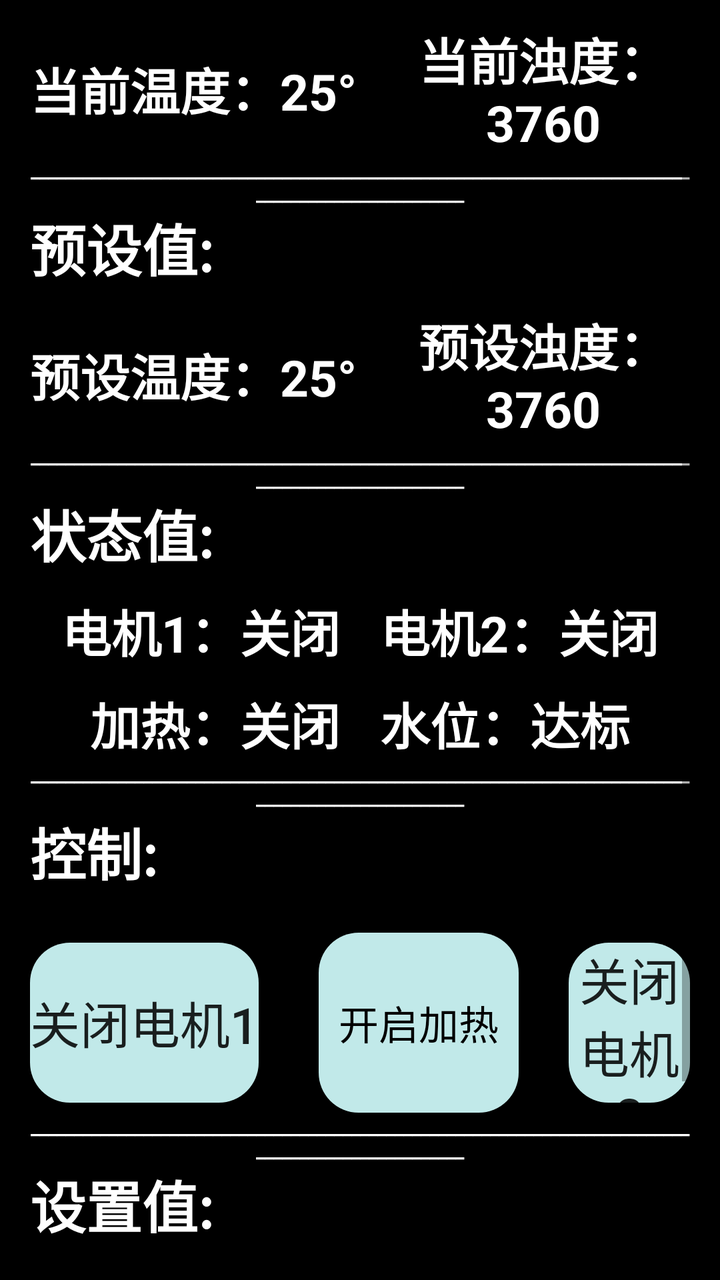
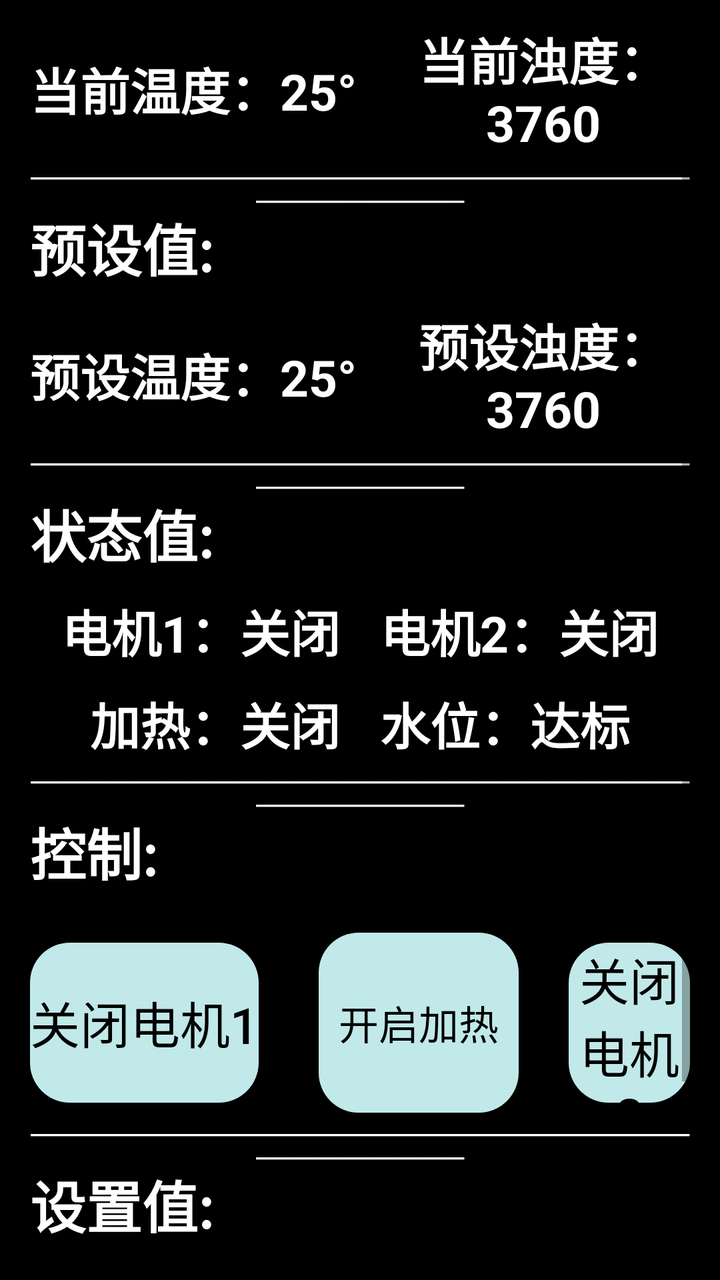

Before-and-after screenshots of an Android layout around one commit, followed by the original layout XML and the change that was made.
<!-- AndroidManifest.xml: application theme Theme.Two_dog_fish_tank -->
<!-- res/layout/activity_fishtank.xml -->
<?xml version="1.0" encoding="utf-8"?>
<ScrollView xmlns:android="http://schemas.android.com/apk/res/android"

    xmlns:tools="http://schemas.android.com/tools"
    android:layout_width="match_parent"
    android:layout_height="match_parent"
    android:padding="15dp"
    android:background="@color/black"
   >
    <LinearLayout
        android:layout_width="wrap_content"
        android:layout_height="wrap_content"
        android:layout_marginTop="10sp"
        android:layout_gravity="center"
        android:orientation="vertical"
        android:gravity="center">

        <TextView
            android:layout_width="match_parent"
            android:layout_height="wrap_content"
            android:text="鱼缸数据"
            android:textSize="40sp"
            android:gravity="center"
            android:textStyle="bold"
            android:textColor="@color/white"
            />

        <TextView
            android:layout_width="match_parent"
            android:layout_height="wrap_content"
            android:text="____________________________________________________________________________________________________"
            android:textSize="10sp"
            android:gravity="center"
            android:textStyle="bold"
            android:textColor="@color/white"
            tools:ignore="SmallSp" />


        <LinearLayout
            android:layout_width="match_parent"
            android:layout_height="wrap_content"
            android:layout_marginTop="10sp"
            android:layout_gravity="center"
            android:orientation="horizontal"
            android:gravity="center">
            <TextView
                android:id="@+id/Ttemp"
                android:layout_width="wrap_content"
                android:layout_height="wrap_content"
                android:text="当前温度：25°"
                android:textSize="25sp"
                android:gravity="center"
                android:textStyle="bold"
                android:textColor="@color/white"
                tools:ignore="SmallSp" />
            <TextView
                android:id="@+id/Tzhuod"
                android:layout_width="wrap_content"
                android:layout_height="wrap_content"
                android:text="当前浊度：3760"
                android:layout_marginStart="20sp"
                android:textSize="25sp"
                android:gravity="center"
                android:textStyle="bold"
                android:textColor="@color/white"
                tools:ignore="SmallSp" />

        </LinearLayout>
        <TextView
            android:layout_width="match_parent"
            android:layout_height="wrap_content"
            android:text="____________________________________________________________________________________________________"
            android:textSize="10sp"
            android:gravity="center"
            android:textStyle="bold"
            android:textColor="@color/white"
            tools:ignore="SmallSp" />
        <TextView
            android:layout_width="match_parent"
            android:layout_height="wrap_content"
            android:text="预设值:"
            android:textSize="28sp"

            android:textStyle="bold"
            android:textColor="@color/white"
            />
        <LinearLayout
            android:layout_width="match_parent"
            android:layout_height="wrap_content"
            android:layout_marginTop="10sp"
            android:layout_gravity="center"
            android:orientation="horizontal"
            android:gravity="center">
            <TextView
                android:id="@+id/Tptemp"
                android:layout_width="wrap_content"
                android:layout_height="wrap_content"
                android:text="预设温度：25°"
                android:textSize="25sp"
                android:gravity="center"
                android:textStyle="bold"
                android:textColor="@color/white"
                tools:ignore="SmallSp" />
            <TextView
                android:id="@+id/Tpzhuod"
                android:layout_width="wrap_content"
                android:layout_height="wrap_content"
                android:text="预设浊度：3760"
                android:layout_marginStart="20sp"
                android:textSize="25sp"
                android:gravity="center"
                android:textStyle="bold"
                android:textColor="@color/white"
                tools:ignore="SmallSp" />

        </LinearLayout>
        <TextView
            android:layout_width="match_parent"
            android:layout_height="wrap_content"
            android:text="____________________________________________________________________________________________________"
            android:textSize="10sp"
            android:gravity="center"
            android:textStyle="bold"
            android:textColor="@color/white"
            tools:ignore="SmallSp" />
        <TextView
            android:layout_width="match_parent"
            android:layout_height="wrap_content"
            android:text="状态值:"
            android:textSize="28sp"

            android:textStyle="bold"
            android:textColor="@color/white"
            />
        <LinearLayout
            android:layout_width="match_parent"
            android:layout_height="wrap_content"
            android:layout_marginTop="10sp"
            android:layout_gravity="center"
            android:orientation="horizontal"
            android:gravity="center">
            <TextView
                android:id="@+id/motorFlag1"
                android:layout_width="wrap_content"
                android:layout_height="wrap_content"
                android:text="电机1：关闭"
                android:textSize="25sp"
                android:gravity="center"
                android:textStyle="bold"
                android:textColor="@color/white"
                tools:ignore="SmallSp" />
            <TextView
                android:id="@+id/motorFlag2"
                android:layout_width="wrap_content"
                android:layout_height="wrap_content"
                android:text="电机2：关闭"
                android:layout_marginStart="20sp"
                android:textSize="25sp"
                android:gravity="center"
                android:textStyle="bold"
                android:textColor="@color/white"
                tools:ignore="SmallSp" />

        </LinearLayout>
        <LinearLayout
            android:layout_width="match_parent"
            android:layout_height="wrap_content"
            android:layout_marginTop="10sp"
            android:layout_gravity="center"
            android:orientation="horizontal"
            android:gravity="center">
            <TextView
                android:id="@+id/hotFlag"
                android:layout_width="wrap_content"
                android:layout_height="wrap_content"
                android:text="加热：关闭"
                android:textSize="25sp"
                android:gravity="center"
                android:textStyle="bold"
                android:textColor="@color/white"
                tools:ignore="SmallSp" />
            <TextView
                android:id="@+id/waterFlag"
                android:layout_width="wrap_content"
                android:layout_height="wrap_content"
                android:text="水位：达标"
                android:layout_marginStart="20sp"
                android:textSize="25sp"
                android:gravity="center"
                android:textStyle="bold"
                android:textColor="@color/white"
                tools:ignore="SmallSp" />

        </LinearLayout>
        <TextView
            android:layout_width="match_parent"
            android:layout_height="wrap_content"
            android:text="____________________________________________________________________________________________________"
            android:textSize="10sp"
            android:gravity="center"
            android:textStyle="bold"
            android:textColor="@color/white"
            tools:ignore="SmallSp" />
        <TextView
            android:layout_width="match_parent"
            android:layout_height="wrap_content"
            android:text="控制:"
            android:textSize="28sp"

            android:textStyle="bold"
            android:textColor="@color/white"
            />
        <LinearLayout
            android:layout_width="match_parent"
            android:layout_height="wrap_content"
            android:layout_marginTop="20sp"
            android:layout_gravity="center"
            android:orientation="horizontal"
            android:gravity="center">
            <ToggleButton
                android:textOn="启动电机1"
                android:textOff="关闭电机1"
                android:textSize="25sp"
                android:id="@+id/MOTOR1"
                android:layout_width="wrap_content"
                android:layout_height="80sp"
                android:layout_marginRight="30sp"
                android:background="@drawable/button3"/>

            <ToggleButton
                android:id="@+id/HOT"
                android:layout_width="100sp"
                android:layout_height="90sp"
                android:layout_gravity="center"
                android:background="@drawable/button3"
                android:textOff="开启加热"
                android:textOn="关闭加热"
                android:textColor="@color/black"
                android:textSize="20sp" />

            <ToggleButton
                android:textOn="启动电机2"
                android:textOff="关闭电机2"
                android:id="@+id/M2"
                android:layout_width="wrap_content"
                android:layout_height="80sp"
                android:layout_marginLeft="25sp"
                android:background="@drawable/button3"

                android:textSize="25sp" />


        </LinearLayout>


        <TextView
            android:layout_width="match_parent"
            android:layout_height="wrap_content"
            android:text="____________________________________________________________________________________________________"
            android:textSize="10sp"
            android:gravity="center"
            android:textStyle="bold"
            android:textColor="@color/white"
            tools:ignore="SmallSp" />
        <TextView
            android:layout_width="match_parent"
            android:layout_height="wrap_content"
            android:text="设置值:"
            android:textSize="28sp"

            android:textStyle="bold"
            android:textColor="@color/white"
            />
        <LinearLayout
            android:layout_width="match_parent"
            android:layout_height="wrap_content"
            android:layout_marginTop="20sp"
            android:layout_gravity="center"
            android:orientation="horizontal"
            android:gravity="center">
            <ToggleButton
                android:id="@+id/SetMode"
                android:layout_width="100dp"
                android:layout_height="90dp"
                android:textColor="@color/black"
                android:layout_gravity="center"
                android:background="@drawable/button3"
                android:textOff="温度"
                android:textOn="浊度"
                android:textSize="20sp" />
            <EditText
                android:id="@+id/Emode"
                android:layout_width="100sp"
                android:layout_height="40sp"
                android:hint="设置值"
                android:textColor="@color/black"
                android:textColorHint="#666"
                android:layout_marginLeft="20sp"
                android:inputType="number"

                android:background="@color/white"/>
            <Button

                android:layout_marginTop="20sp"
                android:text="发送数据"
                android:textSize="25sp"
                android:id="@+id/Send"
                android:layout_margin="10sp"
                android:layout_width="wrap_content"
                android:layout_height="80dp"
                android:layout_gravity="center"/>

        </LinearLayout>
    </LinearLayout>

</ScrollView>
<!-- resources referenced by this layout -->
<resources>
  <color name="black">#FF000000</color>
  <color name="white">#FFFFFFFF</color>
  <!-- drawable button3 (drawable) -->
  <?xml version="1.0" encoding="utf-8"?>
  <selector xmlns:android="http://schemas.android.com/apk/res/android">
  
          <item android:state_pressed="true">
              <shape>
                  <solid
                      android:color="#39EBDD"
                      android:radius="40dp"/>
                  <corners
                      android:radius="200dp"/>
                  <stroke
                      android:dashWidth="10dp"
                      android:width="2dp"/>
  
              </shape>
          </item>
          <item android:state_pressed="false">
              <shape>
  
                  <solid
                      android:color="#C1E9E9"
                      android:radius="20dp"/>
                  <corners
                      android:radius="20dp"/>
              </shape>
          </item>
  </selector>
  <style name="Theme.Two_dog_fish_tank" parent="Theme.MaterialComponents.DayNight.DarkActionBar">
          
          <item name="colorPrimary">@color/purple_500</item>
          <item name="colorPrimaryVariant">@color/purple_700</item>
          <item name="colorOnPrimary">@color/white</item>
          
          <item name="colorSecondary">@color/teal_200</item>
          <item name="colorSecondaryVariant">@color/teal_700</item>
          <item name="colorOnSecondary">@color/black</item>
          
          <item name="android:statusBarColor" tools:targetApi="l">?attr/colorPrimaryVariant</item>
          
      </style>
  <color name="purple_500">#FF6200EE</color>
  <color name="purple_700">#FF3700B3</color>
  <color name="teal_200">#FF03DAC5</color>
  <color name="teal_700">#FF018786</color>
</resources>

<!-- the commit's change to res/layout/activity_fishtank.xml (unified diff, before → after) -->
@@ -225,6 +225,7 @@
                 android:layout_width="wrap_content"
                 android:layout_height="80sp"
                 android:layout_marginRight="30sp"
+                android:textColor="@color/black"
                 android:background="@drawable/button3"/>
 
             <ToggleButton
@@ -246,7 +247,7 @@
                 android:layout_height="80sp"
                 android:layout_marginLeft="25sp"
                 android:background="@drawable/button3"
-
+                android:textColor="@color/black"
                 android:textSize="25sp" />
 
 
